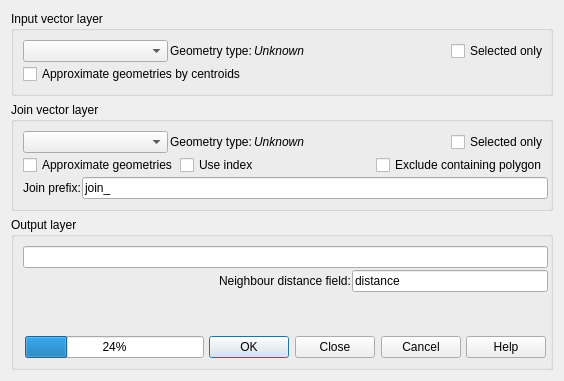
Qt form ui_frmNNJoin.ui (havatv/qgisnnjoinplugin) before a commit.
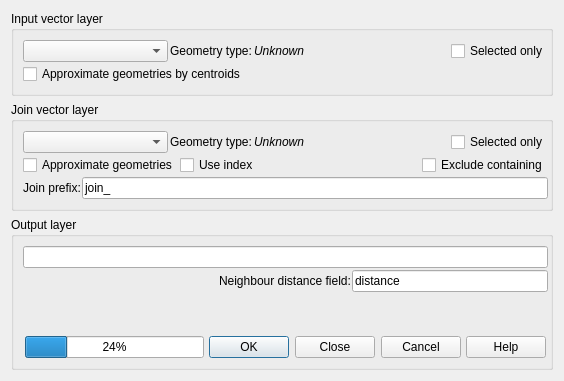
The same form after that commit.

Commit message: Continue testing non-containment criterion

Diff of the .ui file:
```diff
--- a/ui_frmNNJoin.ui
+++ b/ui_frmNNJoin.ui
@@ -236,7 +236,7 @@
            <bool>true</bool>
           </property>
           <property name="text">
-           <string>Exclude containing polygon</string>
+           <string>Exclude containing</string>
           </property>
          </widget>
         </item>
```
Left out of the diff: 3 changed lines with no effect on the pictures. The commit also changes 1 other file.
